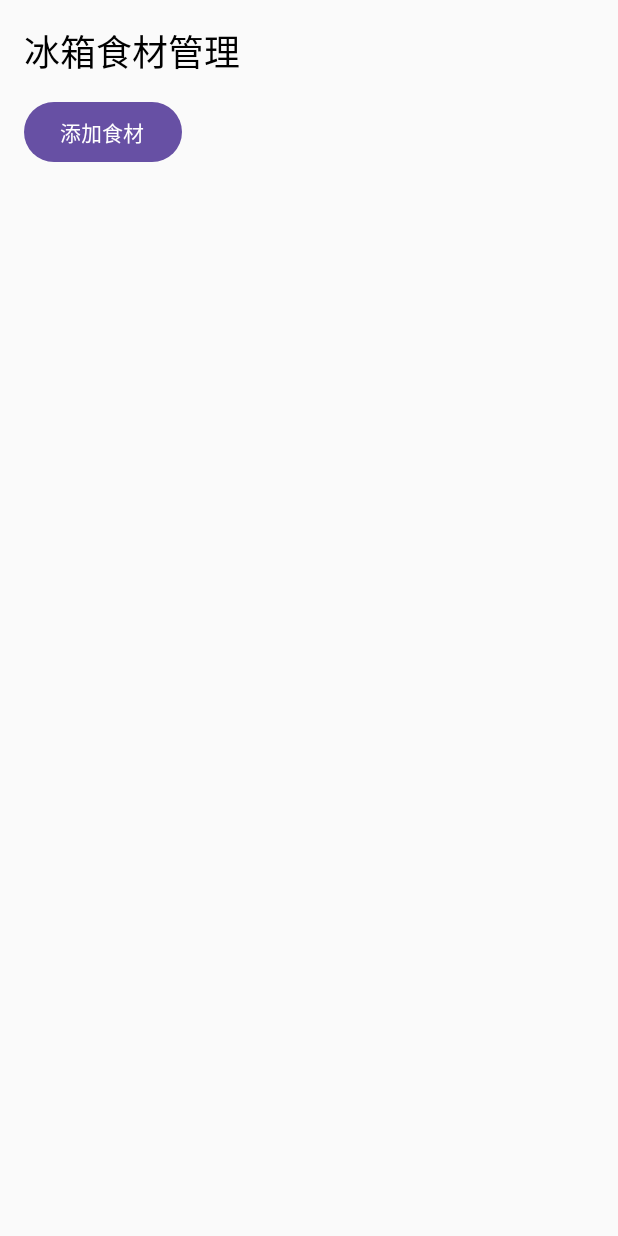
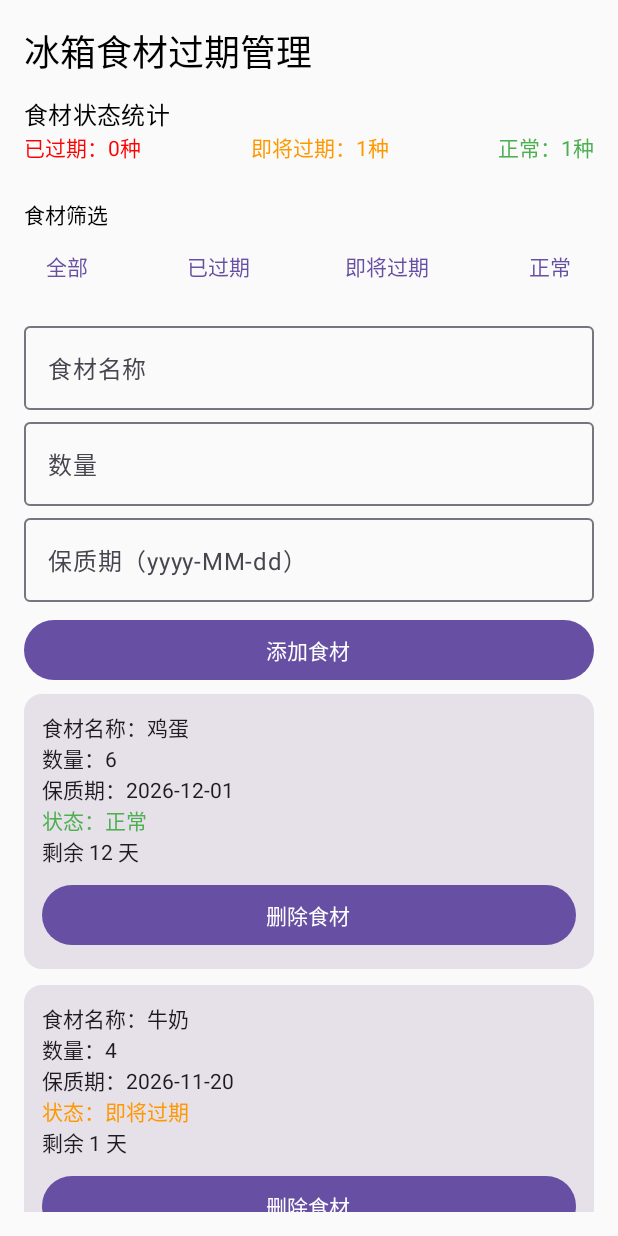
Before and after one commit to Q0517/FoodRefrigeratorManager, an Android app built with Jetpack Compose: the screen it shows after launch (MainActivity), on a phone screen of 412 x 824 dp. Run offline under Robolectric (Android 15) with nearby library versions, the phone set to English and light mode, and no system bars.

Commit message:
完成冰箱食材过期管理基础功能

```diff
--- a/app/src/main/java/com/example/ffridge/Food.kt
+++ b/app/src/main/java/com/example/ffridge/Food.kt
@@ -1,7 +1,8 @@
 package com.example.ffridge
+
 data class Food(
-    val id: Int = 0,
+    val id: Int,
     val name: String,
-    val expireDate: String,
-    val count: Int
+    val count: Int,
+    val shelfLife: String
 )
--- a/app/src/main/java/com/example/ffridge/FoodDatabaseHelper.kt
+++ /dev/null
@@ -1,81 +0,0 @@
-package com.example.ffridge
-
-import android.content.ContentValues
-import android.content.Context
-import android.database.sqlite.SQLiteDatabase
-import android.database.sqlite.SQLiteOpenHelper
-
-class FoodDatabaseHelper(context: Context) :
-    SQLiteOpenHelper(context, DATABASE_NAME, null, DATABASE_VERSION) {
-
-    companion object {
-        private const val DATABASE_NAME = "FoodDB"
-        private const val DATABASE_VERSION = 1
-        private const val TABLE_FOOD = "food"
-        const val KEY_ID = "id"
-        const val KEY_NAME = "name"
-        const val KEY_EXPIRE = "expireDate"
-        const val KEY_COUNT = "count"
-    }
-
-    override fun onCreate(db: SQLiteDatabase) {
-        val createSql = """
-            CREATE TABLE $TABLE_FOOD (
-                $KEY_ID INTEGER PRIMARY KEY AUTOINCREMENT,
-                $KEY_NAME TEXT,
-                $KEY_EXPIRE TEXT,
-                $KEY_COUNT INTEGER
-            )
-        """.trimIndent()
-        db.execSQL(createSql)
-    }
-
-    override fun onUpgrade(db: SQLiteDatabase, oldVersion: Int, newVersion: Int) {
-        db.execSQL("DROP TABLE IF EXISTS $TABLE_FOOD")
-        onCreate(db)
-    }
-
-    // 添加食材
-    fun addFood(name: String, expireDate: String, count: Int): Long {
-        val db = writableDatabase
-        val values = ContentValues().apply {
-            put(KEY_NAME, name)
-            put(KEY_EXPIRE, expireDate)
-            put(KEY_COUNT, count)
-        }
-        return db.insert(TABLE_FOOD, null, values)
-    }
-
-    // 查询全部食材
-    fun getAllFood(): List<Food> {
-        val list = mutableListOf<Food>()
-        val db = readableDatabase
-        val cursor = db.query(TABLE_FOOD, null, null, null, null, null, null)
-        while (cursor.moveToNext()) {
-            val id = cursor.getInt(cursor.getColumnIndexOrThrow(KEY_ID))
-            val name = cursor.getString(cursor.getColumnIndexOrThrow(KEY_NAME))
-            val expire = cursor.getString(cursor.getColumnIndexOrThrow(KEY_EXPIRE))
-            val cnt = cursor.getInt(cursor.getColumnIndexOrThrow(KEY_COUNT))
-            list.add(Food(id, name, expire, cnt))
-        }
-        cursor.close()
-        return list
-    }
-
-    // 修改食材
-    fun updateFood(food: Food): Int {
-        val db = writableDatabase
-        val values = ContentValues().apply {
-            put(KEY_NAME, food.name)
-            put(KEY_EXPIRE, food.expireDate)
-            put(KEY_COUNT, food.count)
-        }
-        return db.update(TABLE_FOOD, values, "$KEY_ID=?", arrayOf(food.id.toString()))
-    }
-
-    // 删除食材
-    fun deleteFood(food: Food): Int {
-        val db = writableDatabase
-        return db.delete(TABLE_FOOD, "$KEY_ID=?", arrayOf(food.id.toString()))
-    }
-}
--- a/app/src/main/java/com/example/ffridge/MainActivity.kt
+++ b/app/src/main/java/com/example/ffridge/MainActivity.kt
@@ -1,139 +1,316 @@
+
 package com.example.ffridge
 
-import androidx.compose.ui.graphics.Color
-import java.text.SimpleDateFormat
-import java.util.Date
+import java.time.LocalDate
+import java.time.temporal.ChronoUnit
+import java.time.format.DateTimeFormatter
 import android.os.Bundle
 import androidx.activity.ComponentActivity
 import androidx.activity.compose.setContent
-import androidx.compose.foundation.layout.Arrangement
-import androidx.compose.foundation.layout.Column
-import androidx.compose.foundation.layout.Row
-import androidx.compose.foundation.layout.fillMaxSize
-import androidx.compose.foundation.layout.fillMaxWidth
-import androidx.compose.foundation.layout.padding
+import androidx.compose.foundation.layout.*
 import androidx.compose.foundation.lazy.LazyColumn
 import androidx.compose.foundation.lazy.items
-import androidx.compose.material3.Button
-import androidx.compose.material3.Card
-import androidx.compose.material3.OutlinedTextField
-import androidx.compose.material3.Text
-import androidx.compose.runtime.Composable
-import androidx.compose.runtime.LaunchedEffect
-import androidx.compose.runtime.getValue
-import androidx.compose.runtime.mutableStateListOf
-import androidx.compose.runtime.mutableStateOf
-import androidx.compose.runtime.remember
-import androidx.compose.runtime.setValue
+import androidx.compose.foundation.rememberScrollState
+import androidx.compose.foundation.horizontalScroll
+import androidx.compose.material3.*
+import androidx.compose.runtime.*
 import androidx.compose.ui.Modifier
+import androidx.compose.ui.graphics.Color
 import androidx.compose.ui.unit.dp
+import java.text.SimpleDateFormat
+import java.util.Date
+import java.util.Locale
+import java.util.TimeZone
+import java.util.concurrent.TimeUnit
 
 class MainActivity : ComponentActivity() {
-    private lateinit var dbHelper: FoodDatabaseHelper
     override fun onCreate(savedInstanceState: Bundle?) {
         super.onCreate(savedInstanceState)
-        dbHelper = FoodDatabaseHelper(this)
         setContent {
-            FoodPage(dbHelper)
+            FridgePage()
         }
     }
 }
-fun isExpire(expireStr: String): Boolean {
+
+// 计算距离过期还有多少天
+fun getRemainingDays(shelfLife: String): Long? {
     return try {
-        val sdf = SimpleDateFormat("yyyy-MM-dd")
-        val expireDate = sdf.parse(expireStr)
-        expireDate?.before(Date()) == true
+        val format = SimpleDateFormat("yyyy-MM-dd", Locale.CHINA)
+        format.isLenient = false
+        format.timeZone = TimeZone.getTimeZone("UTC")
+
+        val expiryDate = format.parse(shelfLife) ?: return null
+        val todayText = format.format(Date())
+        val today = format.parse(todayText) ?: return null
+
+        TimeUnit.MILLISECONDS.toDays(
+            expiryDate.time - today.time
+        )
+    } catch (e: Exception) {
+        null
+    }
+}
+
+// 检查日期格式是否正确
+fun isValidDate(date: String): Boolean {
+    return try {
+        val format = SimpleDateFormat("yyyy-MM-dd", Locale.CHINA)
+        format.isLenient = false
+        format.parse(date)?.let {
+            format.format(it) == date
+        } ?: false
     } catch (e: Exception) {
         false
     }
 }
 
+// 获取食材状态
+fun getFoodStatus(days: Long): String {
+    return when {
+        days < 0 -> "已过期"
+        days <= 3 -> "即将过期"
+        else -> "正常"
+    }
+}
+
 @Composable
-fun FoodPage(helper: FoodDatabaseHelper) {
-    val foodList = remember { mutableStateListOf<Food>() }
-    var showAddDialog by remember { mutableStateOf(false) }
-    var name by remember { mutableStateOf("") }
-    var expire by remember { mutableStateOf("") }
-    var countStr by remember { mutableStateOf("") }
 
-    fun refreshData() {
-        foodList.clear()
-        foodList.addAll(helper.getAllFood())
+fun FridgePage() {
+
+    val foodList = remember {
+        mutableStateListOf(
+            Food(1, "鸡蛋", 6, "2026-12-01"),
+            Food(2, "牛奶", 4, "2026-11-20")
+        )
     }
 
-    // 页面打开先加载一次数据
-    LaunchedEffect(Unit) {
-        refreshData()
+    var name by remember { mutableStateOf("") }
+    var countStr by remember { mutableStateOf("") }
+    var shelf by remember { mutableStateOf("") }
+    var filter by remember { mutableStateOf("全部") }
+    var message by remember { mutableStateOf("") }
+
+    // 统计各种状态的数量
+    val expiredCount = foodList.count {
+        (getRemainingDays(it.shelfLife) ?: 0L) < 0
+    }
+
+    val soonCount = foodList.count {
+        val days = getRemainingDays(it.shelfLife) ?: 999L
+        days in 0L..3L
+    }
+
+    val normalCount = foodList.count {
+        (getRemainingDays(it.shelfLife) ?: -999L) > 3
+    }
+
+    // 根据筛选条件显示食材
+    val filteredList = foodList.filter { item ->
+        val days = getRemainingDays(item.shelfLife) ?: 999L
+
+        when (filter) {
+            "已过期" -> days < 0
+            "即将过期" -> days in 0L..3L
+            "正常" -> days > 3
+            else -> true
+        }
     }
 
     Column(
         modifier = Modifier
             .fillMaxSize()
-            .padding(16.dp),
-        verticalArrangement = Arrangement.spacedBy(12.dp)
+            .padding(16.dp)
     ) {
-        Text(text = "冰箱食材管理", style = androidx.compose.material3.MaterialTheme.typography.headlineSmall)
-        Button(onClick = { showAddDialog = true }) {
+
+        Text(
+            text = "冰箱食材过期管理",
+            style = MaterialTheme.typography.headlineSmall
+        )
+        Spacer(modifier = Modifier.height(12.dp))
+
+        Text(
+            text = "食材状态统计",
+            style = MaterialTheme.typography.titleMedium
+        )
+
+        Row(
+            modifier = Modifier.fillMaxWidth(),
+            horizontalArrangement = Arrangement.SpaceBetween
+        ) {
+            Text("已过期：${expiredCount}种", color = Color.Red)
+
+            Text("即将过期：${soonCount}种", color = Color(0xFFFF9800))
+
+            Text("正常：${normalCount}种", color = Color(0xFF4CAF50))
+        }
+
+        Spacer(modifier = Modifier.height(12.dp))
+
+        Spacer(modifier = Modifier.height(12.dp))
+
+        // 食材状态筛选
+        Text("食材筛选")
+
+        Row(
+            modifier = Modifier.fillMaxWidth(),
+            horizontalArrangement = Arrangement.SpaceBetween
+        ) {
+            TextButton(onClick = { filter = "全部" }) {
+                Text("全部")
+            }
+
+            TextButton(onClick = { filter = "已过期" }) {
+                Text("已过期")
+            }
+
+            TextButton(onClick = { filter = "即将过期" }) {
+                Text("即将过期")
+            }
+
+            TextButton(onClick = { filter = "正常" }) {
+                Text("正常")
+            }
+        }
+
+        Spacer(modifier = Modifier.height(8.dp))
+        // 输入食材名称
+        OutlinedTextField(
+            value = name,
+            onValueChange = { name = it },
+            label = { Text("食材名称") },
+            modifier = Modifier.fillMaxWidth(),
+            singleLine = true
+        )
+
+        // 输入数量
+        OutlinedTextField(
+            value = countStr,
+            onValueChange = { countStr = it },
+            label = { Text("数量") },
+            modifier = Modifier.fillMaxWidth(),
+            singleLine = true
+        )
+
+        // 输入保质期
+        OutlinedTextField(
+            value = shelf,
+            onValueChange = { shelf = it },
+            label = { Text("保质期（yyyy-MM-dd）") },
+            modifier = Modifier.fillMaxWidth(),
+            singleLine = true
+        )
+
+        Spacer(modifier = Modifier.height(8.dp))
+
+
+// 添加食材
+        Button(
+            onClick = {
+                val cnt = countStr.toIntOrNull()
+
+                when {
+                    name.isBlank() -> {
+                        message = "请输入食材名称"
+                    }
+
+                    cnt == null || cnt <= 0 -> {
+                        message = "数量必须是大于0的整数"
+                    }
+
+                    !isValidDate(shelf) -> {
+                        message = "日期格式错误，请输入 yyyy-MM-dd"
+                    }
+
+                    else -> {
+                        val newId =
+                            (foodList.maxOfOrNull { it.id } ?: 0) + 1
+
+                        foodList.add(
+                            Food(newId, name.trim(), cnt, shelf)
+                        )
+
+                        name = ""
+                        countStr = ""
+                        shelf = ""
+                        message = "添加成功"
+                    }
+                }
+            },
+            modifier = Modifier.fillMaxWidth()
+
+        ) {
             Text("添加食材")
         }
 
-        LazyColumn(modifier = Modifier.weight(1f)) {
-            items(foodList) { food ->
-                Card(modifier = Modifier.fillMaxWidth()) {
-                    Row(
-                        modifier = Modifier.padding(12.dp),
-                        horizontalArrangement = Arrangement.SpaceBetween
+        // 显示食材列表及过期状态
+        LazyColumn(
+            modifier = Modifier
+                .weight(1f)
+                .fillMaxWidth()
+        ) {
+            items(filteredList) { food ->
+
+                val days = getRemainingDays(food.shelfLife)
+
+                val status = when {
+                    days == null -> "日期无效"
+                    days < 0 -> "已过期"
+                    days <= 3 -> "即将过期"
+                    else -> "正常"
+                }
+                Card(
+                    modifier = Modifier
+                        .fillMaxWidth()
+                        .padding(vertical = 5.dp)
+                ) {
+                    Column(
+                        modifier = Modifier.padding(12.dp)
                     ) {
-                        Column {
-                            Text("名称：${food.name}")
-                            Text("数量：${food.count}")
-                            Text(
-                                "过期：${food.expireDate}",
-                                color = if(isExpire(food.expireDate)) Color.Red else Color.Black
-                            )
+                        Text(
+                            text = "食材名称：${food.name}"
+                        )
 
-                        }
-                        Button(onClick = {
-                            helper.deleteFood(food)
-                            refreshData()
-                        }) {
-                            Text("删除")
+                        Text(
+                            text = "数量：${food.count}"
+                        )
+
+                        Text(
+                            text = "保质期：${food.shelfLife}"
+                        )
+
+                        Text(
+                            text = "状态：$status",
+                            color = when {
+                                days == null -> Color.Gray
+                                days < 0 -> Color.Red
+                                days <= 3 -> Color(0xFFFF9800)
+                                else -> Color(0xFF4CAF50)
+                            }
+                        )
+
+                        Text(
+                            text = when {
+                                days == null -> "剩余时间：日期无效"
+                                days < 0 -> "已超过保质期 ${-days} 天"
+                                days == 0L -> "今天到期"
+                                else -> "剩余 ${days} 天"
+                            }
+                        )
+                        Spacer(modifier = Modifier.height(8.dp))
+
+// 删除食材按钮
+                        Button(
+                            onClick = {
+                                foodList.remove(food)
+                                message = "已删除：${food.name}"
+                            },
+                            modifier = Modifier.fillMaxWidth()
+                        ) {
+                            Text("删除食材")
                         }
                     }
                 }
             }
         }
     }
-
-    if (showAddDialog) {
-        androidx.compose.material3.AlertDialog(
-            onDismissRequest = { showAddDialog = false },
-            title = { Text("新增食材") },
-            text = {
-                Column(verticalArrangement = Arrangement.spacedBy(8.dp)) {
-                    OutlinedTextField(value = name, onValueChange = { name = it }, label = { Text("食材名称") })
-                    OutlinedTextField(value = expire, onValueChange = { expire = it }, label = { Text("过期日期") })
-                    OutlinedTextField(value = countStr, onValueChange = { countStr = it }, label = { Text("数量") })
-                }
-            },
-            confirmButton = {
-                Button(onClick = {
-                    val num = countStr.toIntOrNull() ?: 1
-                    helper.addFood(name, expire, num)
-                    showAddDialog = false
-                    name = ""
-                    expire = ""
-                    countStr = ""
-                    refreshData()
-                }) {
-                    Text("保存")
-                }
-            },
-            dismissButton = {
-                Button(onClick = { showAddDialog = false }) {
-                    Text("取消")
-                }
-            }
-        )
-    }
 }
--- a/build.gradle.kts
+++ b/build.gradle.kts
@@ -1,5 +1,4 @@
-// Top-level build file where you can add configuration options common to all sub-projects/modules.
 plugins {
-    alias(libs.plugins.android.application) apply false
-    alias(libs.plugins.kotlin.compose) apply false
+    id("com.android.application") version "9.4.0" apply false
+    id("org.jetbrains.kotlin.plugin.compose") version "2.2.10" apply false
 }
```
Also changed, not shown: app/build.gradle.kts (+40 -29 lines), app/src/main/res/values/colors.xml (+8 -6 lines), gradle/libs.versions.toml (+7 -0 lines), settings.gradle.kts (+10 -10 lines).
